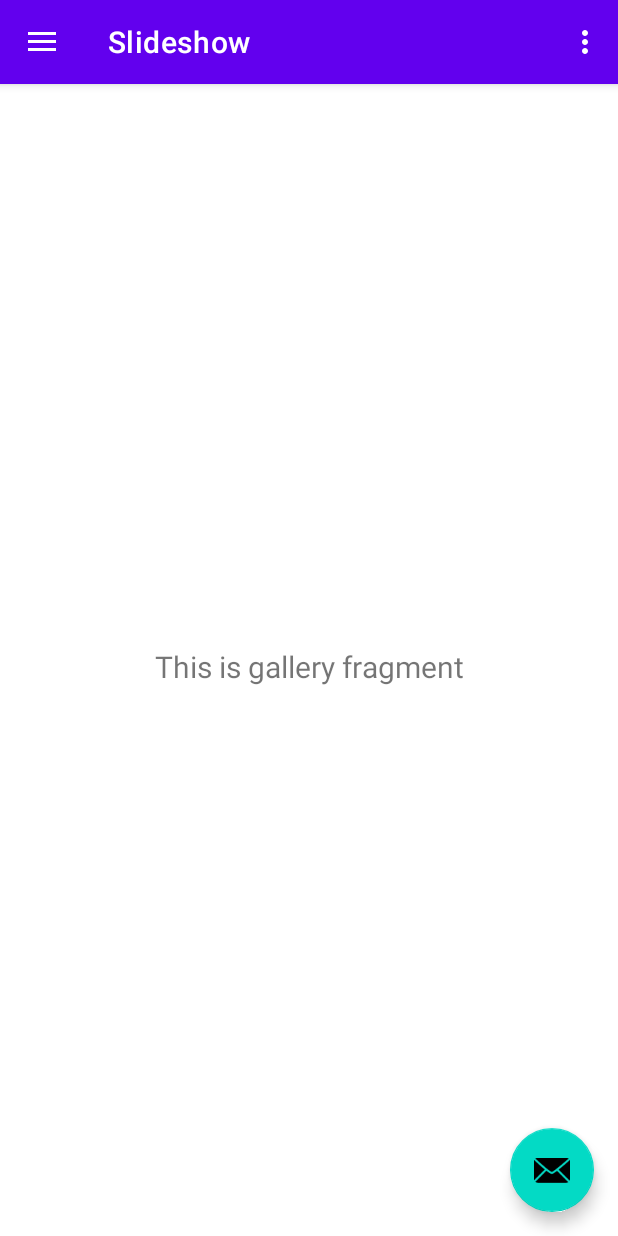
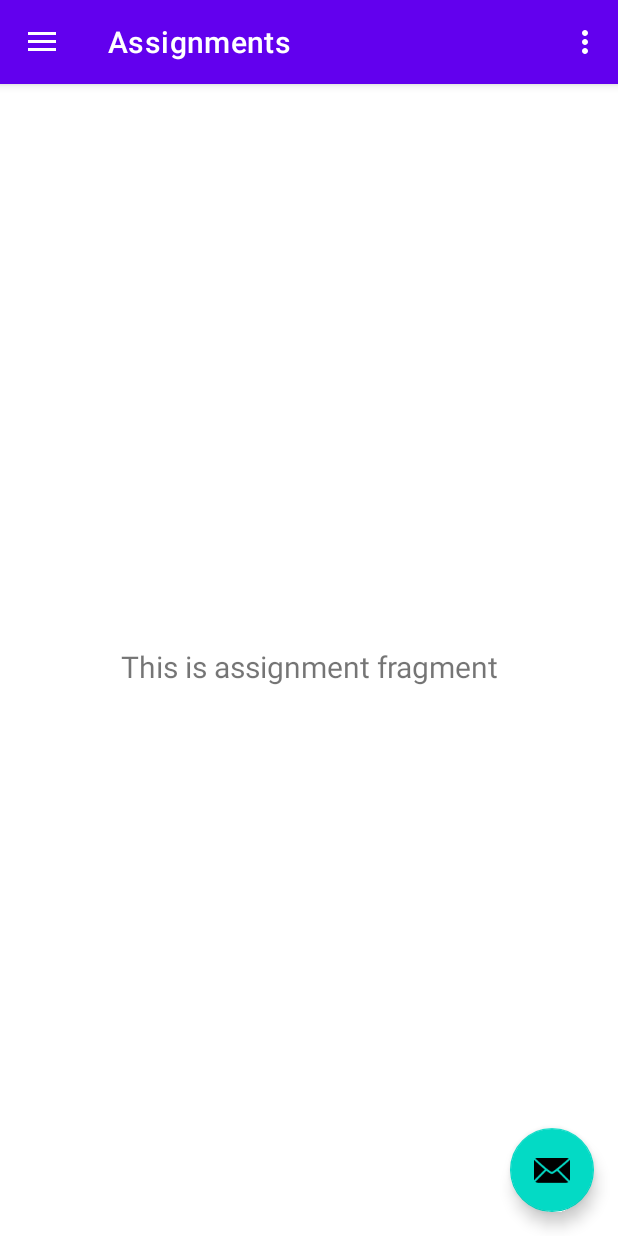
Before and after one commit to samcarozzi/Project1_2340, an Android app: the screen it shows after launch (MainActivity), in the side drawer, after a tap on "Assignments", on a phone screen of 412 x 824 dp. Run offline under Robolectric (Android 15) with nearby library versions, the phone set to English and light mode, and no system bars; our stand-ins replace navigation-ui.

Commit message:
Create Assignment Fragment add AssignmentFragment.java add AssignmentFragmentViewModel.java add fragment_assignment.xml update mobile_navigation.xml

```diff
--- /dev/null
+++ b/app/src/main/java/com/example/project1/ui/assignment/AssignmentFragment.java
@@ -0,0 +1,38 @@
+package com.example.project1.ui.assignment;
+
+import android.os.Bundle;
+import android.view.LayoutInflater;
+import android.view.View;
+import android.view.ViewGroup;
+import android.widget.TextView;
+
+import androidx.annotation.NonNull;
+import androidx.fragment.app.Fragment;
+import androidx.lifecycle.ViewModelProvider;
+
+import com.example.project1.databinding.FragmentAssignmentBinding;
+import com.example.project1.ui.assignment.AssignmentFragmentViewModel;
+
+public class AssignmentFragment extends Fragment {
+
+    private FragmentAssignmentBinding binding;
+
+    public View onCreateView(@NonNull LayoutInflater inflater,
+                             ViewGroup container, Bundle savedInstanceState) {
+        AssignmentFragmentViewModel assignmentFragmentViewModel =
+                new ViewModelProvider(this).get(AssignmentFragmentViewModel.class);
+
+        binding = FragmentAssignmentBinding.inflate(inflater, container, false);
+        View root = binding.getRoot();
+
+        final TextView textView = binding.assignmentStore;
+        assignmentFragmentViewModel.getText().observe(getViewLifecycleOwner(), textView::setText);
+        return root;
+    }
+
+    @Override
+    public void onDestroyView() {
+        super.onDestroyView();
+        binding = null;
+    }
+}
--- /dev/null
+++ b/app/src/main/java/com/example/project1/ui/assignment/AssignmentFragmentViewModel.java
@@ -0,0 +1,19 @@
+package com.example.project1.ui.assignment;
+
+import androidx.lifecycle.LiveData;
+import androidx.lifecycle.MutableLiveData;
+import androidx.lifecycle.ViewModel;
+
+public class AssignmentFragmentViewModel extends ViewModel {
+
+    private final MutableLiveData<String> mText;
+
+    public AssignmentFragmentViewModel() {
+        mText = new MutableLiveData<>();
+        mText.setValue("This is assignment fragment");
+    }
+
+    public LiveData<String> getText() {
+        return mText;
+    }
+}
--- /dev/null
+++ b/app/src/main/res/layout/fragment_assignment.xml
@@ -0,0 +1,22 @@
+<?xml version="1.0" encoding="utf-8"?>
+<androidx.constraintlayout.widget.ConstraintLayout xmlns:android="http://schemas.android.com/apk/res/android"
+    xmlns:app="http://schemas.android.com/apk/res-auto"
+    xmlns:tools="http://schemas.android.com/tools"
+    android:layout_width="match_parent"
+    android:layout_height="match_parent"
+    tools:context=".ui.assignment.AssignmentFragment">
+
+    <TextView
+        android:id="@+id/assignmentStore"
+        android:layout_width="match_parent"
+        android:layout_height="wrap_content"
+        android:layout_marginStart="8dp"
+        android:layout_marginTop="8dp"
+        android:layout_marginEnd="8dp"
+        android:textAlignment="center"
+        android:textSize="20sp"
+        app:layout_constraintBottom_toBottomOf="parent"
+        app:layout_constraintEnd_toEndOf="parent"
+        app:layout_constraintStart_toStartOf="parent"
+        app:layout_constraintTop_toTopOf="parent" />
+</androidx.constraintlayout.widget.ConstraintLayout>
--- a/app/src/main/res/navigation/mobile_navigation.xml
+++ b/app/src/main/res/navigation/mobile_navigation.xml
@@ -19,9 +19,9 @@
 
     <fragment
         android:id="@+id/assignmentStore"
-        android:name="com.example.project1.ui.gallery.GalleryFragment"
-        android:label="@string/menu_slideshow"
-        tools:layout="@layout/fragment_gallery" />
+        android:name="com.example.project1.ui.assignment.AssignmentFragment"
+        android:label="@string/menu_assignmentStore"
+        tools:layout="@layout/fragment_assignment" />
     <fragment
         android:id="@+id/examStore"
         android:name="com.example.project1.ui.exam.ExamFragment"
```
